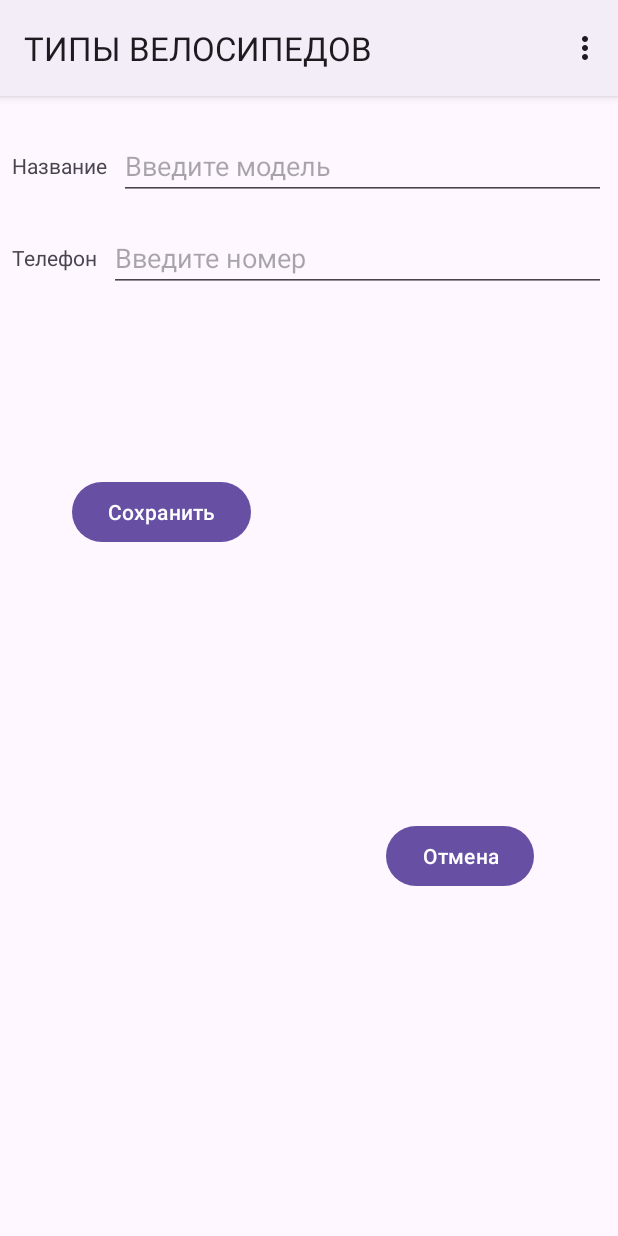
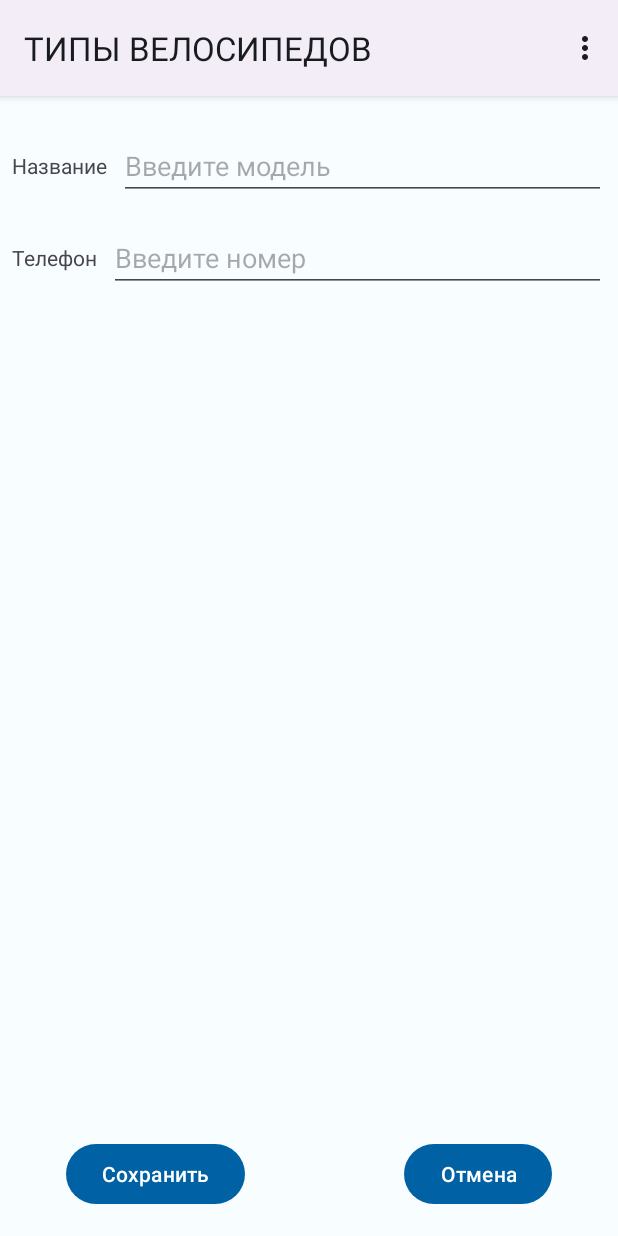
Before and after one commit to MaXwel25/VeloMir, an Android app: the fragment BikeModelInputFragment placed in its activity, on a phone screen of 412 x 824 dp. Run offline under Robolectric (Android 15) with nearby library versions, the light colour scheme and no system bars; our stand-ins replace Room's generated code.

Commit message:
finally release

```diff
--- a/app/src/main/res/layout/fragment_bike_model_input.xml
+++ b/app/src/main/res/layout/fragment_bike_model_input.xml
@@ -69,22 +69,23 @@
             android:id="@+id/btnSave"
             android:layout_width="wrap_content"
             android:layout_height="wrap_content"
-            android:layout_marginStart="48dp"
+            android:layout_marginStart="44dp"
             android:text="Сохранить"
             app:layout_constraintBottom_toBottomOf="parent"
             app:layout_constraintStart_toStartOf="parent"
             app:layout_constraintTop_toBottomOf="@+id/linearLayout2"
-            app:layout_constraintVertical_bias="0.2" />
+            app:layout_constraintVertical_bias="0.97" />
 
         <Button
             android:id="@+id/btnCancel"
             android:layout_width="wrap_content"
             android:layout_height="wrap_content"
-            android:layout_marginEnd="56dp"
+            android:layout_marginEnd="44dp"
             android:text="Отмена"
             app:layout_constraintBottom_toBottomOf="parent"
             app:layout_constraintEnd_toEndOf="parent"
-            app:layout_constraintTop_toTopOf="@+id/btnSave" />
+            app:layout_constraintTop_toTopOf="@+id/btnSave"
+            app:layout_constraintVertical_bias="0.0" />
 
     </androidx.constraintlayout.widget.ConstraintLayout>
 </FrameLayout>
--- a/app/src/main/res/values/colors.xml
+++ b/app/src/main/res/values/colors.xml
@@ -1,7 +1,29 @@
 <?xml version="1.0" encoding="utf-8"?>
 <resources>
     <color name="black">#FF000000</color>
-    <color name="white">#FFFFFFFF</color>
-    <color name="pink">#EF82A8</color>
-    <color name="blue">#81E4F0</color>
+    <color name="md_theme_light_primary">#0061A4</color>
+    <color name="md_theme_light_onPrimary">#FFFFFF</color>
+    <color name="md_theme_light_primaryContainer">#D1E4FF</color>
+    <color name="md_theme_light_onPrimaryContainer">#001D34</color>
+
+    <!-- Secondary – бирюзовый акцент -->
+    <color name="md_theme_light_secondary">#006B57</color>
+    <color name="md_theme_light_onSecondary">#FFFFFF</color>
+    <color name="md_theme_light_secondaryContainer">#7AF6D3</color>
+    <color name="md_theme_light_onSecondaryContainer">#002117</color>
+
+    <!-- Background & Surface -->
+    <color name="md_theme_light_background">#F8FDFF</color>
+    <color name="md_theme_light_onBackground">#191C1E</color>
+    <color name="md_theme_light_surface">#F8FDFF</color>
+    <color name="md_theme_light_onSurface">#191C1E</color>
+
+    <!-- Error -->
+    <color name="md_theme_light_error">#BA1A1A</color>
+    <color name="md_theme_light_onError">#FFFFFF</color>
+
+    <!-- Дополнительные цвета для кнопок, FAB и т.д. -->
+    <color name="pink">#FF4081</color>
+    <color name="white">#FFFFFF</color>
+    <color name="blue">#0061A4</color>
 </resources>
--- a/app/src/main/res/values/themes.xml
+++ b/app/src/main/res/values/themes.xml
@@ -1,6 +1,28 @@
 <resources xmlns:tools="http://schemas.android.com/tools">
     <!-- Base application theme. -->
     <style name="Base.Theme.List_temp" parent="Theme.Material3.Light">
+
+        <item name="colorPrimary">@color/md_theme_light_primary</item>
+        <item name="colorOnPrimary">@color/md_theme_light_onPrimary</item>
+        <item name="colorPrimaryContainer">@color/md_theme_light_primaryContainer</item>
+        <item name="colorOnPrimaryContainer">@color/md_theme_light_onPrimaryContainer</item>
+
+        <item name="colorSecondary">@color/md_theme_light_secondary</item>
+        <item name="colorOnSecondary">@color/md_theme_light_onSecondary</item>
+        <item name="colorSecondaryContainer">@color/md_theme_light_secondaryContainer</item>
+        <item name="colorOnSecondaryContainer">@color/md_theme_light_onSecondaryContainer</item>
+
+        <item name="colorError">@color/md_theme_light_error</item>
+        <item name="colorOnError">@color/md_theme_light_onError</item>
+
+        <item name="android:colorBackground">@color/md_theme_light_background</item>
+        <item name="colorOnBackground">@color/md_theme_light_onBackground</item>
+        <item name="colorSurface">@color/md_theme_light_surface</item>
+        <item name="colorOnSurface">@color/md_theme_light_onSurface</item>
+
+        <!-- Статус-бар -->
+        <item name="android:statusBarColor">@color/md_theme_light_surface</item>
+        <item name="android:windowLightStatusBar">true</item>
         <!-- Customize your light theme here. -->
         <!-- <item name="colorPrimary">@color/my_light_primary</item> -->
     </style>
```
Also changed, not shown: 1 other file.
